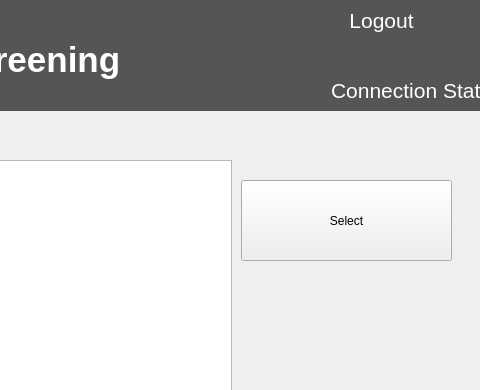
Above: QT/mainwindow.ui from LuciaCG/Bluebird before the change; both pictures show x 539 to 1019 and y 0 to 390 of the 1019 by 732 pixel window. Below: the same form after it.
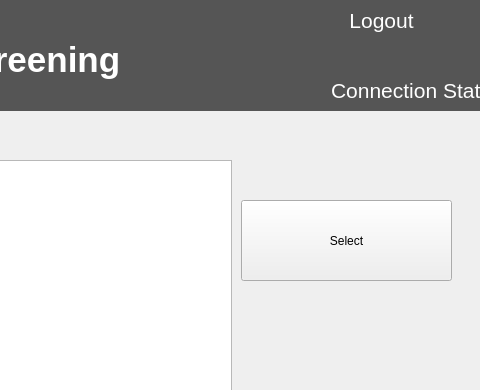
That is the form after the change.

```diff
--- a/QT/mainwindow.ui
+++ b/QT/mainwindow.ui
@@ -289,7 +289,7 @@
     <property name="geometry">
      <rect>
       <x>780</x>
-      <y>180</y>
+      <y>200</y>
       <width>211</width>
       <height>81</height>
      </rect>
```
Left out of the diff: 13 changed lines with no effect on the pictures.
